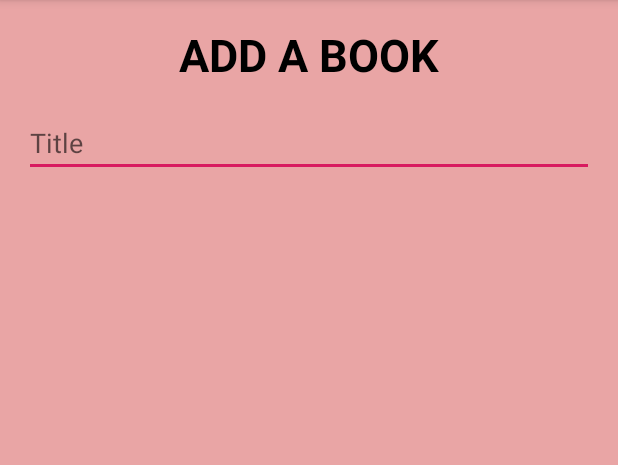
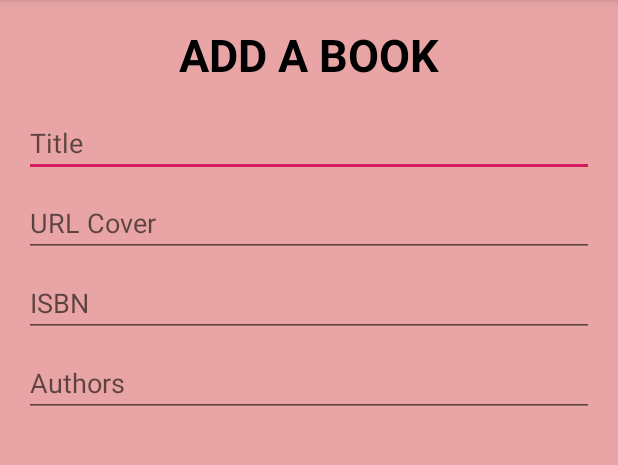
Before and after one commit to aizaguirreteb/Bookstore, an Android app: the screen it shows after launch (AddBookForm), on a phone screen of 412 x 824 dp, the part 84-549 px from its top. Run offline under Robolectric (Android 15) with nearby library versions, the phone set to English and light mode, and no system bars.

Commit message:
Changes 1.0

```diff
--- a/app/src/main/res/layout/activity_add_book_form.xml
+++ b/app/src/main/res/layout/activity_add_book_form.xml
@@ -26,15 +26,52 @@
         app:layout_constraintTop_toTopOf="parent" />
 
     <EditText
-        android:id="@+id/editText"
+        android:id="@+id/editTextTitle"
         android:layout_width="0dp"
         android:layout_height="wrap_content"
         android:layout_marginTop="16dp"
         android:ems="10"
-        android:hint="Title"
+        android:hint="@string/title_hint"
         android:inputType="textPersonName"
         app:layout_constraintEnd_toEndOf="parent"
         app:layout_constraintStart_toStartOf="parent"
         app:layout_constraintTop_toBottomOf="@+id/textFormTitle" />
 
+    <EditText
+        android:id="@+id/editTextPortada"
+        android:layout_width="0dp"
+        android:layout_height="wrap_content"
+        android:layout_marginTop="8dp"
+        android:ems="10"
+        android:hint="@string/hint_cover"
+        android:inputType="textUri"
+        app:layout_constraintEnd_toEndOf="parent"
+        app:layout_constraintStart_toStartOf="parent"
+        app:layout_constraintTop_toBottomOf="@+id/editTextTitle" />
+
+    <EditText
+        android:id="@+id/editTextISBN"
+        android:layout_width="0dp"
+        android:layout_height="wrap_content"
+        android:layout_marginTop="8dp"
+        android:ems="10"
+        android:hint="@string/isbn_hint"
+        android:inputType="number"
+        app:layout_constraintEnd_toEndOf="parent"
+        app:layout_constraintStart_toStartOf="parent"
+        app:layout_constraintTop_toBottomOf="@+id/editTextPortada" />
+
+    <EditText
+        android:id="@+id/editTextAuthors"
+        android:layout_width="0dp"
+        android:layout_height="wrap_content"
+        android:layout_marginTop="8dp"
+        android:ems="10"
+        android:gravity="start|top"
+        android:hint="@string/author_hint"
+        android:inputType="textMultiLine"
+        app:layout_constraintEnd_toEndOf="parent"
+        app:layout_constraintStart_toStartOf="parent"
+        app:layout_constraintTop_toBottomOf="@+id/editTextISBN" />
+
 </androidx.constraintlayout.widget.ConstraintLayout>
--- a/app/src/main/res/values/strings.xml
+++ b/app/src/main/res/values/strings.xml
@@ -1,4 +1,10 @@
 <resources>
     <string name="app_name">BookStore</string>
     <string name="form_title">ADD A BOOK</string>
+    <string name="title_hint">Title</string>
+    <string name="hint_cover">URL Cover</string>
+    <string name="isbn_hint">ISBN</string>
+    <string name="author_hint">Authors</string>
+
+
 </resources>
```
